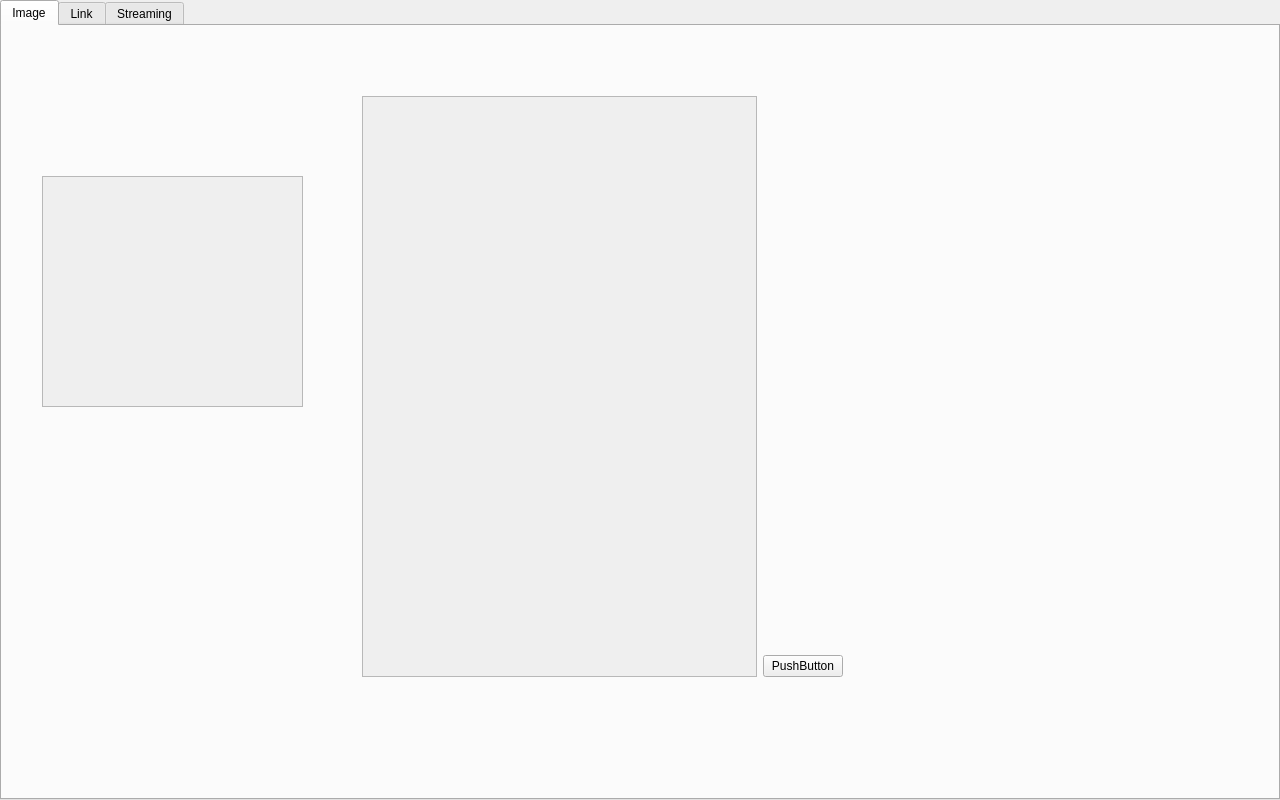
Above: resources/views/TabWidget.ui from anthony0727/migrate2yt before the change. Below: the same form after it.
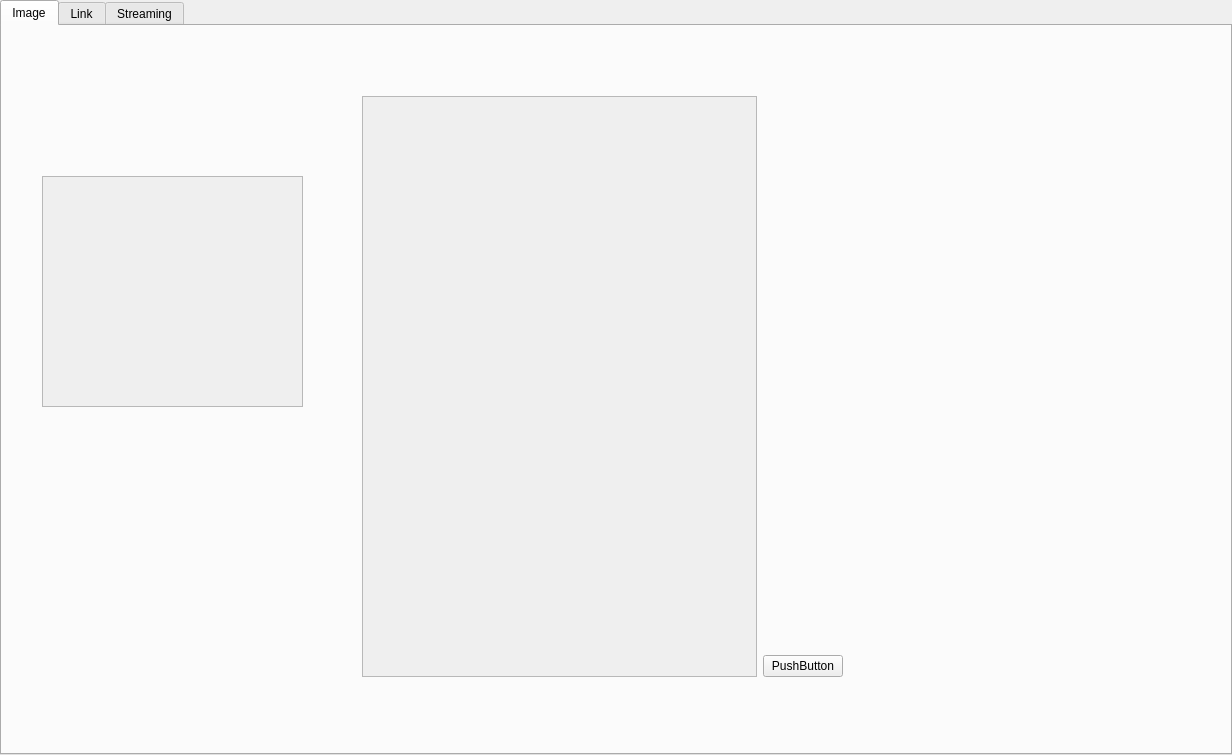
That is the form after the change.

```diff
--- a/resources/views/TabWidget.ui
+++ b/resources/views/TabWidget.ui
@@ -6,8 +6,8 @@
    <rect>
     <x>0</x>
     <y>0</y>
-    <width>1280</width>
-    <height>800</height>
+    <width>1232</width>
+    <height>755</height>
    </rect>
   </property>
   <property name="windowTitle">
@@ -43,7 +43,7 @@
      </property>
     </widget>
    </widget>
-   <widget class="QWidget" name="">
+   <widget class="QWidget" name="layoutWidget">
     <property name="geometry">
      <rect>
       <x>360</x>
```
